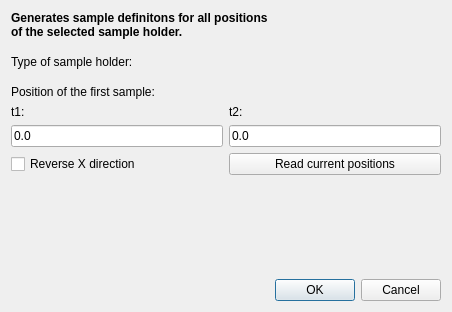
Above: nicos_mlz/kws1/gui/sampleconf_gen.ui from mlz-ictrl/nicos before the change. Below: the same form after it.
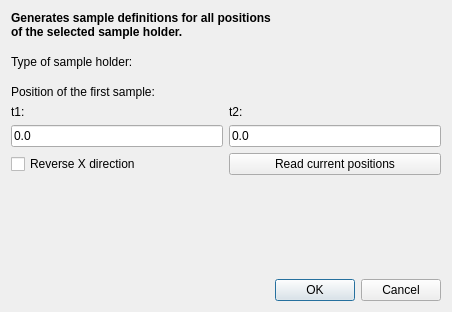
That is the form after the change.

What changed in the file:
```diff
--- a/nicos_mlz/kws1/gui/sampleconf_gen.ui
+++ b/nicos_mlz/kws1/gui/sampleconf_gen.ui
@@ -28,7 +28,7 @@
       </font>
      </property>
      <property name="text">
-      <string>Generates sample definitons for all positions
+      <string>Generates sample definitions for all positions
 of the selected sample holder.</string>
      </property>
     </widget>
```
